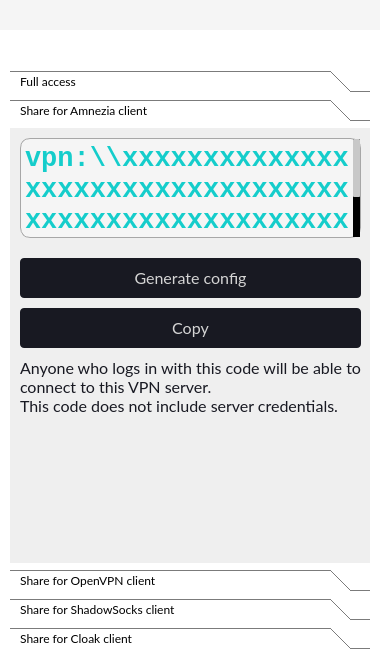
amnezia-vpn/amnezia-client, file client/ui/mainwindow.ui: the form before one commit.
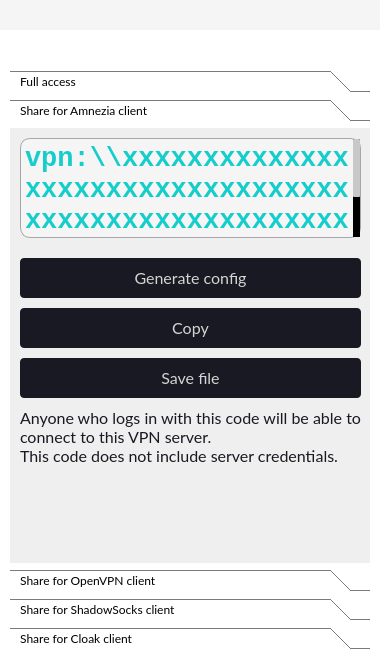
The form after the commit. The open tabs and pages were chosen to show the change. Icons and pictures are not drawn. Custom widgets are drawn as their Qt base class.

The edit to the form file:
```diff
--- a/client/ui/mainwindow.ui
+++ b/client/ui/mainwindow.ui
@@ -5529,8 +5529,8 @@
          <rect>
           <x>0</x>
           <y>0</y>
-          <width>100</width>
-          <height>30</height>
+          <width>360</width>
+          <height>360</height>
          </rect>
         </property>
         <attribute name="label">
@@ -5585,7 +5585,7 @@
          <property name="geometry">
           <rect>
            <x>10</x>
-           <y>230</y>
+           <y>280</y>
            <width>341</width>
            <height>81</height>
           </rect>
@@ -5683,6 +5683,42 @@
           <string>Generate config</string>
          </property>
         </widget>
+        <widget class="QPushButton" name="pushButton_share_amnezia_save">
+         <property name="geometry">
+          <rect>
+           <x>10</x>
+           <y>230</y>
+           <width>341</width>
+           <height>40</height>
+          </rect>
+         </property>
+         <property name="cursor">
+          <cursorShape>PointingHandCursor</cursorShape>
+         </property>
+         <property name="styleSheet">
+          <string notr="true">QPushButton {
+	font-size: 13pt;
+	font: &quot;Open Sans Semibold&quot;;
+	color:rgb(212, 212, 212);
+	
+background: #181922;
+border-radius: 4px;
+
+font-family: Lato;
+font-style: normal;
+font-weight: normal;
+font-size: 16px;
+line-height: 21px;
+
+}
+QPushButton:hover {
+background: #282932;
+}</string>
+         </property>
+         <property name="text">
+          <string>Save file</string>
+         </property>
+        </widget>
        </widget>
        <widget class="QWidget" name="page_share_openvpn">
         <property name="geometry">
```
Left out of the diff: 8 changed lines with no effect on the pictures.
